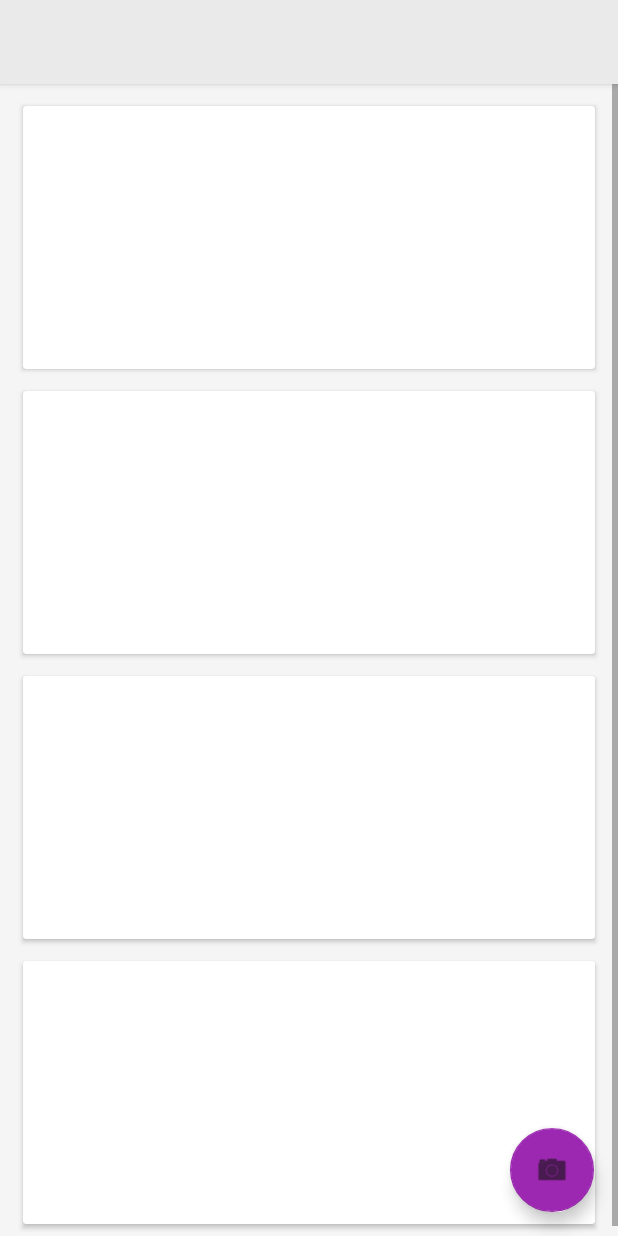
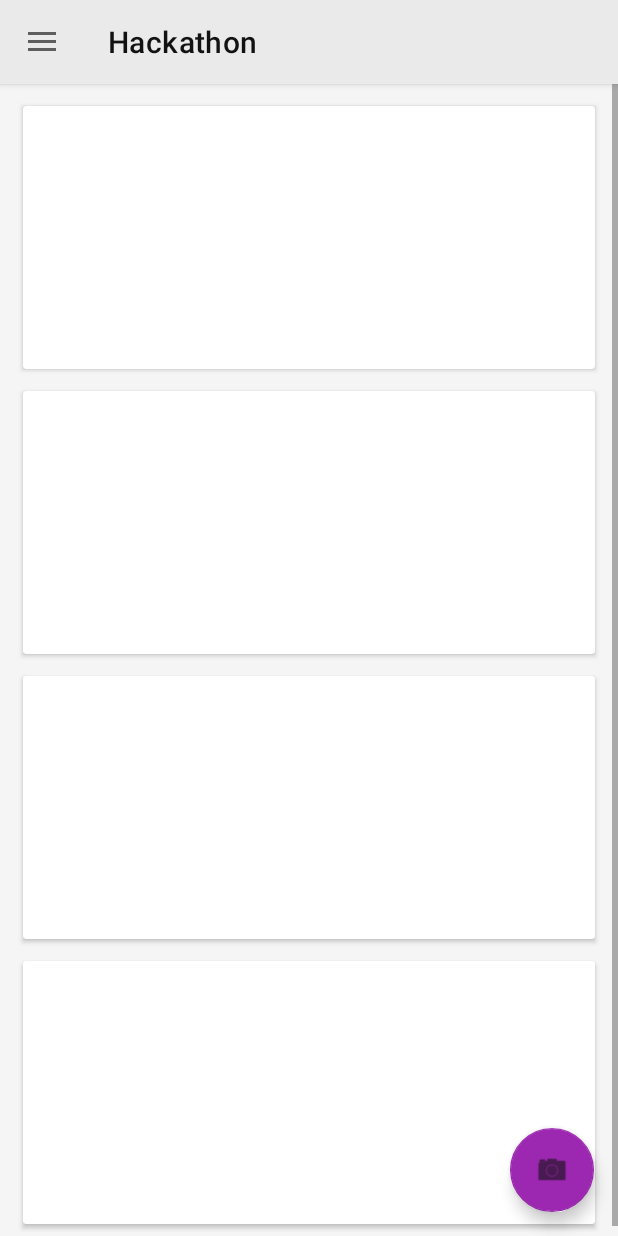
Before and after one commit to ComTols/Hackaton2020, an Android app: the HomeScreen screen opened directly, with no data from a screen before it, on a phone screen of 412 x 824 dp. Run offline under Robolectric (Android 15) with nearby library versions, the phone set to English and light mode, and no system bars.

Commit message:
Sidebar und Dark-Mode - Sidebar funktionsfähig - Voll funktionierender Dark-Mode (Burger muss lediglich noch weiß gemacht werden)
TODOS:
- Sidebar mit Inhalt füllen
- Homescreen muss besuchte Restaurants auslesen
- Dark-Mode: Burger muss weiß sein

```diff
--- a/app/src/main/java/com/example/hackaton2020/HomeScreen.java
+++ b/app/src/main/java/com/example/hackaton2020/HomeScreen.java
@@ -1,17 +1,73 @@
 package com.example.hackaton2020;
 
+import androidx.annotation.NonNull;
+import androidx.appcompat.app.ActionBarDrawerToggle;
 import androidx.appcompat.app.AppCompatActivity;
+import androidx.appcompat.widget.Toolbar;
 import androidx.core.content.ContextCompat;
+import androidx.drawerlayout.widget.DrawerLayout;
 
+import android.net.wifi.hotspot2.pps.HomeSp;
 import android.os.Build;
 import android.os.Bundle;
+import android.view.MenuItem;
+import android.view.View;
 import android.view.WindowManager;
+import android.widget.Toast;
+
+import com.google.android.material.navigation.NavigationView;
 
 public class HomeScreen extends AppCompatActivity {
+
+    //Instanzierung der UI-Elemente
+    private ActionBarDrawerToggle toggle;
+    private DrawerLayout drawerLayout;
+    private NavigationView navigationView;
+    private Toolbar toolbar;
 
     @Override
     protected void onCreate(Bundle savedInstanceState) {
         super.onCreate(savedInstanceState);
         setContentView(R.layout.activity_home_screen);
+
+        //Deklarierung der UI-Elemente
+        drawerLayout=findViewById(R.id.drawerLayout);
+        navigationView=findViewById(R.id.nav_view);
+        toolbar = findViewById(R.id.toolbar);
+        //Toolbar wird als Actionbar der Activity gesetzt !!!WICHTIG!!! --> Dark Mode: Burger muss noch white_medium_emphasis sein
+        setSupportActionBar(toolbar);
+        //Titel der Actionbar
+        getSupportActionBar().setTitle("Hackathon");
+
+        //Öffnen/Schließen der Sidebar wird Instanziert und Deklariert
+        toggle=new ActionBarDrawerToggle(this,drawerLayout, R.string.home_screen_open,R.string.home_screen_close);
+        drawerLayout.addDrawerListener(toggle);
+        toggle.syncState();
+        getSupportActionBar().setDisplayHomeAsUpEnabled(true);
+        navigationView.setNavigationItemSelectedListener(new NavigationView.OnNavigationItemSelectedListener() {
+            @Override
+            public boolean onNavigationItemSelected(@NonNull MenuItem item) {
+                switch (item.getItemId()) {
+                    case R.id.item1:
+                        Toast.makeText(HomeScreen.this, "item1", Toast.LENGTH_SHORT).show();
+                        return true;
+                    case R.id.item2:
+                        Toast.makeText(HomeScreen.this, "item2", Toast.LENGTH_SHORT).show();
+                        return true;
+                    case R.id.item3:
+                        Toast.makeText(HomeScreen.this, "item3", Toast.LENGTH_SHORT).show();
+                        return true;
+                }
+                return true;
+            }
+        });
+    }
+
+    @Override
+    public boolean onOptionsItemSelected(@NonNull MenuItem item) {
+        if (toggle.onOptionsItemSelected(item)) {
+            return true;
+        }
+        return super.onOptionsItemSelected(item);
     }
 }
--- a/app/src/main/res/layout/activity_home_screen.xml
+++ b/app/src/main/res/layout/activity_home_screen.xml
@@ -1,21 +1,27 @@
 <?xml version="1.0" encoding="utf-8"?>
-<androidx.constraintlayout.widget.ConstraintLayout xmlns:android="http://schemas.android.com/apk/res/android"
+<androidx.drawerlayout.widget.DrawerLayout xmlns:android="http://schemas.android.com/apk/res/android"
     xmlns:app="http://schemas.android.com/apk/res-auto"
     xmlns:tools="http://schemas.android.com/tools"
+    android:id="@+id/drawerLayout"
     android:layout_width="match_parent"
     android:layout_height="match_parent"
     tools:context=".HomeScreen">
+
+    <!--container for Homescreen_activity-->
+    <androidx.constraintlayout.widget.ConstraintLayout
+        android:layout_width="match_parent"
+        android:layout_height="match_parent">
 
         <!--Toolbar oben-->
         <androidx.appcompat.widget.Toolbar
             android:id="@+id/toolbar"
             android:layout_width="match_parent"
             android:layout_height="?attr/actionBarSize"
-        android:background="?attr/colorPrimary"
-        android:minHeight="?attr/actionBarSize"
+            android:background="?attr/colorPrimaryVariant"
             android:elevation="3dp"
             app:layout_constraintEnd_toEndOf="parent"
-        app:layout_constraintTop_toTopOf="parent" />
+            app:layout_constraintTop_toTopOf="parent"
+            app:titleTextColor="?attr/titleTextColor" />
 
         <!--Zurück zum QR-Code scanner-->
         <com.google.android.material.floatingactionbutton.FloatingActionButton
@@ -24,18 +30,18 @@
             android:layout_marginEnd="16dp"
             android:layout_marginRight="16dp"
             android:layout_marginBottom="16dp"
+            android:contentDescription="@string/home_screen_camerabutton"
             android:src="@android:drawable/ic_menu_camera"
             app:backgroundTint="@color/accent"
             app:layout_constraintBottom_toBottomOf="parent"
-        app:layout_constraintEnd_toEndOf="parent"
-        android:contentDescription="@string/home_screen_camerabutton" />
+            app:layout_constraintEnd_toEndOf="parent" />
 
         <ScrollView
             android:layout_width="match_parent"
             android:layout_height="0dp"
+            android:background="?attr/background"
             app:layout_constraintBottom_toBottomOf="parent"
-        app:layout_constraintTop_toBottomOf="@+id/toolbar"
-        android:background="?attr/background">
+            app:layout_constraintTop_toBottomOf="@+id/toolbar">
 
             <LinearLayout
                 android:layout_width="match_parent"
@@ -52,11 +58,11 @@
 
                 <androidx.cardview.widget.CardView
                     android:id="@+id/CardView3"
-                style="@style/CardViewsHome"></androidx.cardview.widget.CardView>
+                    style="@style/CardViewsHome" />
 
                 <androidx.cardview.widget.CardView
                     android:id="@+id/CardView2"
-                style="@style/CardViewsHome"></androidx.cardview.widget.CardView>
+                    style="@style/CardViewsHome" />
 
                 <androidx.cardview.widget.CardView
                     android:id="@+id/CardView1"
@@ -66,6 +72,15 @@
             </LinearLayout>
         </ScrollView>
 
+    </androidx.constraintlayout.widget.ConstraintLayout>
 
+    <com.google.android.material.navigation.NavigationView
+        android:id="@+id/nav_view"
+        android:layout_width="wrap_content"
+        android:layout_height="match_parent"
+        android:layout_gravity="start"
+        android:fitsSystemWindows="true"
+        app:headerLayout="@layout/nav_header"
+        app:menu="@menu/nav_drawer_menu"/>
 
-</androidx.constraintlayout.widget.ConstraintLayout>
+</androidx.drawerlayout.widget.DrawerLayout>
--- /dev/null
+++ b/app/src/main/res/layout/nav_header.xml
@@ -0,0 +1,6 @@
+<?xml version="1.0" encoding="utf-8"?>
+<androidx.constraintlayout.widget.ConstraintLayout
+    xmlns:android="http://schemas.android.com/apk/res/android"
+    android:layout_width="match_parent"
+    android:layout_height="175dp"
+    android:background="?attr/colorPrimaryDark"/>
--- /dev/null
+++ b/app/src/main/res/menu/nav_drawer_menu.xml
@@ -0,0 +1,16 @@
+<?xml version="1.0" encoding="utf-8"?>
+<menu xmlns:android="http://schemas.android.com/apk/res/android">
+
+    <item
+        android:id="@+id/item1"
+        android:title="Infektion melden"/>
+
+    <item
+        android:id="@+id/item2"
+        android:title="Item 2"/>
+
+    <item
+        android:id="@+id/item3"
+        android:title="Lokal / Veranstaltung registrieren"
+        android:gravity="bottom"/>
+</menu>
--- a/app/src/main/res/values-night/themes.xml
+++ b/app/src/main/res/values-night/themes.xml
@@ -2,8 +2,8 @@
 <!-- Base application theme. -->
 <style name="Theme.Hackaton2020" parent="Theme.MaterialComponents.DayNight.NoActionBar">
     <!-- Primary brand color. -->
-        <item name="colorPrimary">@color/primary</item>
-        <item name="colorPrimaryVariant">@color/primary_dark</item>
+    <item name="colorPrimary">@color/blackForegroundHighEmphasis</item>
+    <item name="colorPrimaryVariant">@color/blackForegroundNormal</item>
     <item name="colorOnPrimary">@color/blackBackground</item>
     <!-- Secondary brand color. -->
     <item name="colorSecondary">@color/primary</item>
@@ -12,5 +12,11 @@
     <!-- Status bar color. -->
     <item name="android:statusBarColor" tools:targetApi="l">?attr/colorPrimaryVariant</item>
     <!-- Customize your theme here. -->
+    <item name="titleTextColor">@color/TextHighEmphasis</item>
+
+    <item name="android:textColorHighlight">@color/TextHighEmphasis</item>
+    <item name="android:textColor">@color/TextMediumEmphasis</item>
+    <item name="android:textColorPrimaryDisableOnly">@color/TextDisabled</item>
+    <item name="background">@color/blackBackground</item>
 </style>
 </resources>
--- a/app/src/main/res/values/colors.xml
+++ b/app/src/main/res/values/colors.xml
@@ -18,7 +18,7 @@
 	<color name="blackForegroundNormal">#1F1F1F</color>
 	<color name="blackForegroundHighEmphasis">#2E2E2E</color>
 	<color name="TextHighEmphasis">#DEFFFFFF</color>
-	<color name="TextMediumEmphasis">#99FFFFFF</color>
+	<color name="TextMediumEmphasis">#A6FFFFFF</color>
 	<color name="TextDisabled">#61FFFFFF</color>
 	<color name="transparent">#00000000</color>
 </resources>
--- a/app/src/main/res/values/strings.xml
+++ b/app/src/main/res/values/strings.xml
@@ -29,4 +29,7 @@
 	<string name="main_codeResult">Kein QR-Code gefunden</string>
 	<string name="main_IconDescription">Menu Icon</string>
 	<string name="home_screen_camerabutton">Kamera</string>
+	<string name="home_screen_appname">Hackathon</string>
+	<string name="home_screen_open">Öffnen</string>
+	<string name="home_screen_close">Schließen</string>
 </resources>
--- a/app/src/main/res/values/styles.xml
+++ b/app/src/main/res/values/styles.xml
@@ -8,5 +8,6 @@
         <item name="android:layout_marginRight">15dp</item>
         <item name="android:layout_marginBottom">7.5dp</item>
         <item name="android:shadowRadius">0</item>
+        <item name="cardBackgroundColor">?attr/colorPrimary</item>
     </style>
 </resources>
--- a/app/src/main/res/values/themes.xml
+++ b/app/src/main/res/values/themes.xml
@@ -2,17 +2,21 @@
     <!-- Base application theme. -->
     <style name="Theme.Hackaton2020" parent="Theme.MaterialComponents.DayNight.NoActionBar">
         <!-- Primary brand color. -->
-        <item name="colorPrimary">@color/lightgray2</item>
-        <item name="colorPrimaryVariant">@color/blackBackground</item>
+        <item name="colorPrimary">@color/white</item>
+        <item name="colorPrimaryVariant">@color/lightgray2</item>
         <item name="colorOnPrimary">@color/blackBackground</item>
         <!-- Secondary brand color. -->
         <item name="colorSecondary">@color/accent</item>
         <item name="colorSecondaryVariant">@color/accent_light</item>
         <item name="colorOnSecondary">@color/blackBackground</item>
         <!-- Status bar color. -->
-        <item name="android:statusBarColor" tools:targetApi="l">?attr/colorPrimary</item>
+        <item name="android:statusBarColor" tools:targetApi="l">?attr/colorPrimaryVariant</item>
         <!-- Customize your theme here. -->
+        <item name="titleTextColor">?attr/colorOnPrimary</item>
+
+        <item name="android:textColorHighlight">?attr/colorOnPrimary</item>
         <item name="android:textColor">?attr/colorOnPrimary</item>
+        <item name="android:textColorPrimaryDisableOnly">@color/TextDisabled</item>
         <item name="background">@color/lightgray</item>
     </style>
 </resources>
```
Lines whose indentation alone changed are shown as unchanged.
